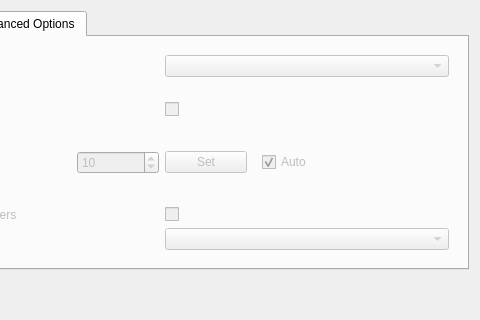
This is src/napari_clusters_plotter/plotter_inputs.ui in BiAPoL/napari-clusters-plotter as Qt 5 draws it before an edit; both pictures show x 156 to 636 and y 0 to 320 of the 636 by 672 pixel window. The edited form follows.
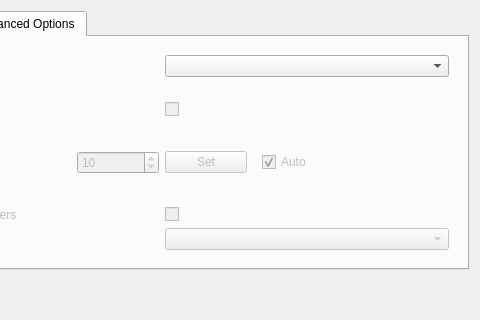
This is the edited form. The open tabs and pages were chosen to show the change.

Commit message: change default tab

Diff of the .ui file:
```diff
--- a/src/napari_clusters_plotter/plotter_inputs.ui
+++ b/src/napari_clusters_plotter/plotter_inputs.ui
@@ -211,7 +211,7 @@
           <item row="0" column="1">
            <widget class="QComboBox" name="plot_type_box">
             <property name="enabled">
-             <bool>false</bool>
+             <bool>true</bool>
             </property>
            </widget>
           </item>
```
